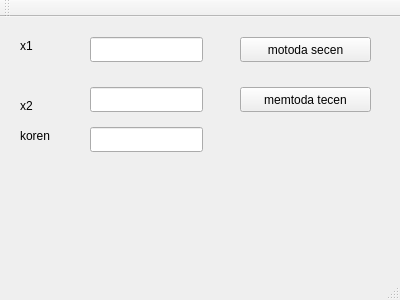
Old version of the form 15-numericke-metody-1/metoda-secen-a-tecen/mainwindow.ui in the repository HlinaCZ/maturita.
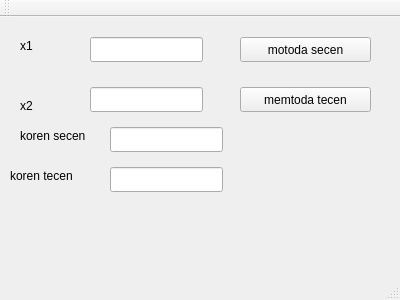
New version of the form.

What changed in the file:
```diff
--- a/15-numericke-metody-1/metoda-secen-a-tecen/mainwindow.ui
+++ b/15-numericke-metody-1/metoda-secen-a-tecen/mainwindow.ui
@@ -50,7 +50,7 @@
    <widget class="QLineEdit" name="lineEdit_3">
     <property name="geometry">
      <rect>
-      <x>90</x>
+      <x>110</x>
       <y>110</y>
       <width>113</width>
       <height>25</height>
@@ -88,12 +88,12 @@
      <rect>
       <x>20</x>
       <y>110</y>
-      <width>60</width>
+      <width>81</width>
       <height>17</height>
      </rect>
     </property>
     <property name="text">
-     <string>koren</string>
+     <string>koren secen</string>
     </property>
    </widget>
    <widget class="QPushButton" name="pushButton_2">
@@ -109,6 +109,29 @@
      <string>memtoda tecen</string>
     </property>
    </widget>
+   <widget class="QLabel" name="label_4">
+    <property name="geometry">
+     <rect>
+      <x>10</x>
+      <y>150</y>
+      <width>81</width>
+      <height>17</height>
+     </rect>
+    </property>
+    <property name="text">
+     <string>koren tecen</string>
+    </property>
+   </widget>
+   <widget class="QLineEdit" name="lineEdit_4">
+    <property name="geometry">
+     <rect>
+      <x>110</x>
+      <y>150</y>
+      <width>113</width>
+      <height>25</height>
+     </rect>
+    </property>
+   </widget>
   </widget>
   <widget class="QMenuBar" name="menuBar">
    <property name="geometry">
```
